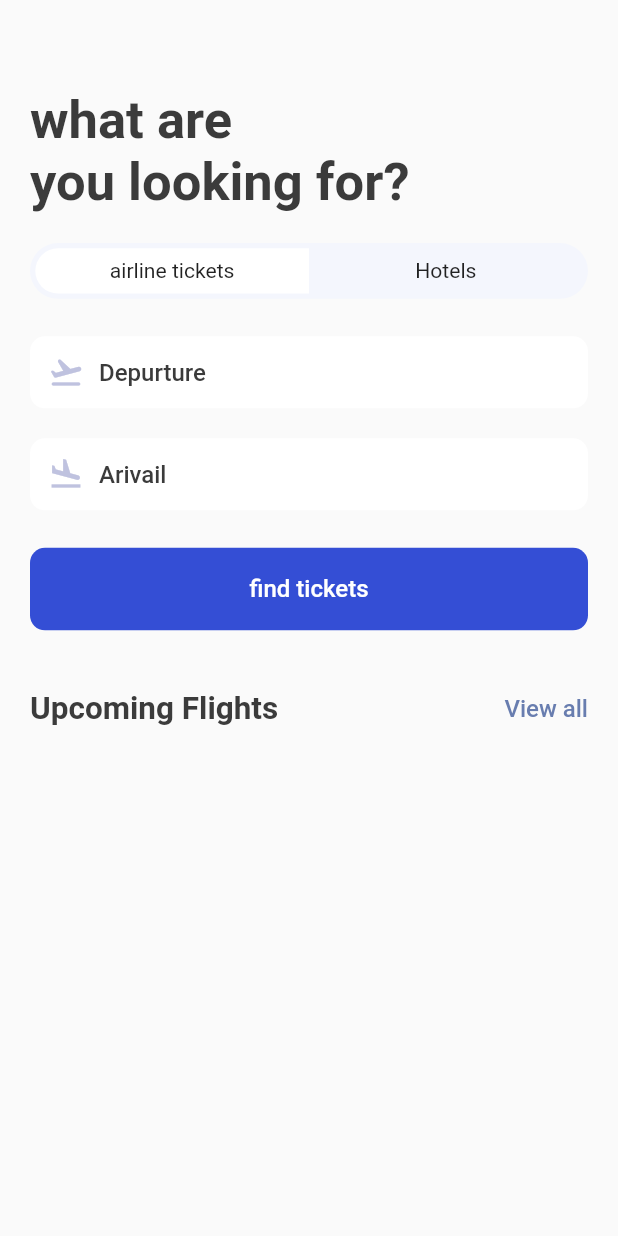
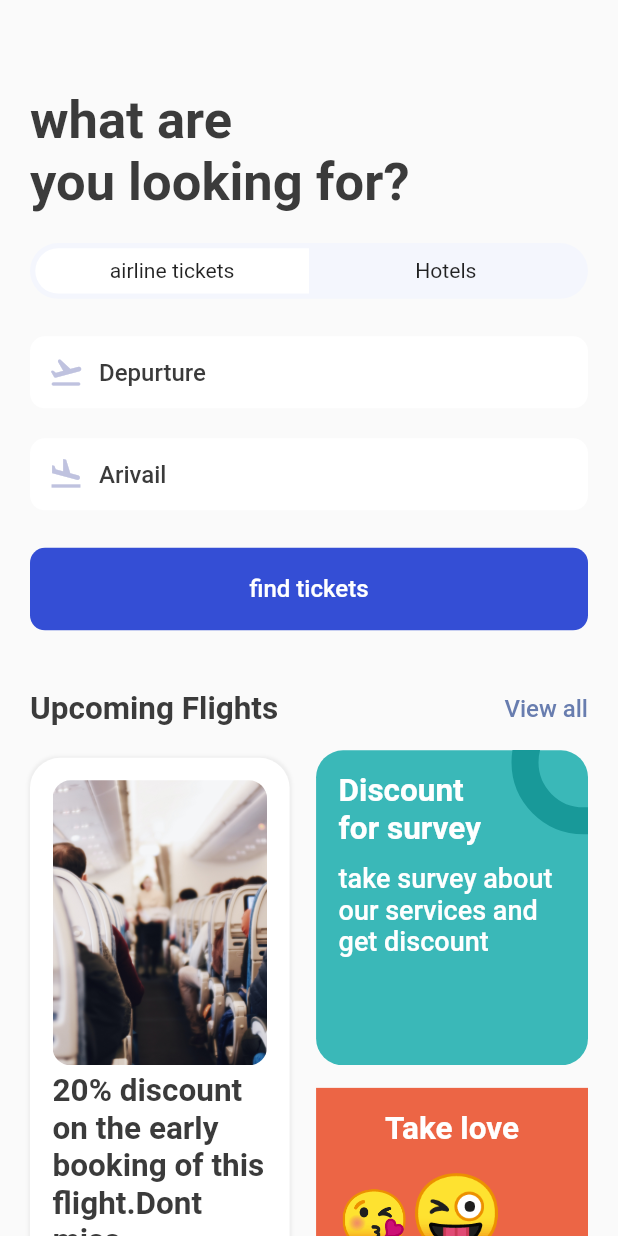
Before and after one commit to bloodscrown/ticket_app-1, a Flutter app: the SearchSceen screen opened directly, on a phone screen of 412 x 824 dp. Run offline on Flutter 3.47's test engine with Material 2 defaults, Android fonts, the phone set to English and light mode, and no system bars; our stand-ins replace fluentui_icons, gap, get.

Commit message:
search screen completed

```diff
--- a/lib/screens/search_screen.dart
+++ b/lib/screens/search_screen.dart
@@ -75,7 +75,130 @@
                 ),
               )),
           Gap(AppLayout.getHeight(40)),
-          const DoubelText(bigText: "Upcoming Flights", smallText: "View all")
+          const DoubelText(bigText: "Upcoming Flights", smallText: "View all"),
+          Gap(AppLayout.getHeight(15)),
+          Row(
+            mainAxisAlignment: MainAxisAlignment.spaceBetween,
+            children: [
+              Container(
+                padding: EdgeInsets.symmetric(
+                    horizontal: AppLayout.getWidth(15),
+                    vertical: AppLayout.getHeight(15)),
+                height: AppLayout.getHeight(425),
+                width: size.width * 0.42,
+                decoration: BoxDecoration(
+                    color: Colors.white,
+                    borderRadius:
+                        BorderRadius.circular(AppLayout.getHeight(20)),
+                    boxShadow: [
+                      BoxShadow(
+                        color: Colors.grey.shade200,
+                        blurRadius: 1,
+                        spreadRadius: 1,
+                      )
+                    ]),
+                child: Column(
+                  children: [
+                    Container(
+                      height: 190,
+                      decoration: BoxDecoration(
+                          borderRadius:
+                              BorderRadius.circular(AppLayout.getHeight(12)),
+                          image: const DecorationImage(
+                              fit: BoxFit.cover,
+                              image: AssetImage("assets/images/seats.jpg"))),
+                    ),
+                    Gap(AppLayout.getHeight(5)),
+                    Text(
+                      "20% discount on the early booking of this flight.Dont miss",
+                      style: Styles.headLinestyle2,
+                    ),
+                  ],
+                ),
+              ),
+              Column(
+                children: [
+                  Stack(
+                    children: [
+                      Container(
+                        padding: EdgeInsets.symmetric(
+                            horizontal: AppLayout.getWidth(15),
+                            vertical: AppLayout.getHeight(15)),
+                        width: size.width * 0.44,
+                        height: AppLayout.getHeight(210),
+                        decoration: BoxDecoration(
+                            color: const Color(0xFF3AB8B8),
+                            borderRadius:
+                                BorderRadius.circular(AppLayout.getHeight(18))),
+                        child: Column(
+                          crossAxisAlignment: CrossAxisAlignment.start,
+                          children: [
+                            Text(
+                              "Discount\nfor survey",
+                              style: Styles.headLinestyle2.copyWith(
+                                  color: Colors.white,
+                                  fontWeight: FontWeight.bold),
+                            ),
+                            Gap(
+                              AppLayout.getHeight(10),
+                            ),
+                            Text(
+                              "take survey about our services and get discount ",
+                              style: Styles.headLinestyle2.copyWith(
+                                  color: Colors.white,
+                                  fontWeight: FontWeight.w500,
+                                  fontSize: 18),
+                            ),
+                          ],
+                        ),
+                      ),
+                      Positioned(
+                        right: -45,
+                        top: -40,
+                        child: Container(
+                          padding: EdgeInsets.all(AppLayout.getHeight(30)),
+                          decoration: BoxDecoration(
+                              shape: BoxShape.circle,
+                              border: Border.all(
+                                  width: 18, color: const Color(0xFF189999)),
+                              color: Colors.transparent),
+                        ),
+                      )
+                    ],
+                  ),
+                  Gap(AppLayout.getHeight(15)),
+                  Container(
+                    width: size.width * .44,
+                    height: AppLayout.getHeight(210),
+                    padding: EdgeInsets.symmetric(
+                        vertical: AppLayout.getHeight(15),
+                        horizontal: AppLayout.getWidth(15)),
+                    decoration: BoxDecoration(
+                        borderRadius:
+                            BorderRadius.circular(AppLayout.getHeight(18))),
+                    color: const Color(0XFFEC6545),
+                    child: Column(
+                      children: [
+                        Text(
+                          "Take love",
+                          style: Styles.headLinestyle2.copyWith(
+                              color: Colors.white, fontWeight: FontWeight.bold),
+                          textAlign: TextAlign.center,
+                        ),
+                        Gap(AppLayout.getHeight(15)),
+                        RichText(
+                            text: const TextSpan(children: [
+                          TextSpan(text: "😘", style: TextStyle(fontSize: 38)),
+                          TextSpan(text: "😜", style: TextStyle(fontSize: 50)),
+                          TextSpan(text: "😍", style: TextStyle(fontSize: 38)),
+                        ]))
+                      ],
+                    ),
+                  )
+                ],
+              )
+            ],
+          ),
         ],
       ),
     );
--- a/lib/screens/ticket_view.dart
+++ b/lib/screens/ticket_view.dart
@@ -1,6 +1,6 @@
 import 'package:first_app/uitles/app_layout.dart';
 import 'package:first_app/uitles/app_style.dart';
-import 'package:first_app/uitles/tick_contanier.dart';
+import 'package:first_app/widgets/tick_contanier.dart';
 
 import 'package:flutter/material.dart';
 import 'package:gap/gap.dart';
@@ -13,23 +13,23 @@
   Widget build(BuildContext context) {
     final size = AppLayout.getSize(context);
     return SizedBox(
-      width: size.width * 0.97,
-      height: 200,
+      width: size.width * .97,
+      height: AppLayout.getHeight(200),
       /*
 
       this contanaier showing blue part of ticket.
 
       */
       child: Container(
-        padding: const EdgeInsets.only(right: 16),
+        padding: EdgeInsets.only(right: AppLayout.getWidth(16)),
         child: Column(
           children: [
             Container(
               decoration: BoxDecoration(
                   color: Styles.blueColor,
-                  borderRadius: const BorderRadius.only(
-                      topLeft: Radius.circular(21),
-                      topRight: Radius.circular(21))),
+                  borderRadius: BorderRadius.only(
+                      topLeft: Radius.circular(AppLayout.getHeight(21)),
+                      topRight: Radius.circular(AppLayout.getHeight(21)))),
               padding: const EdgeInsets.all(16),
               child: Column(
                 children: [
@@ -114,7 +114,7 @@
                         width: 100,
                         child: Text(
                           ticket["flying_time"],
-                          // textAlign: TextAlign.center,
+                          textAlign: TextAlign.center,
                           style: Styles.headLinestyle4
                               .copyWith(color: Colors.white),
                         ),
```
Also changed, not shown: assets/images/seats.jpg (added), lib/widgets/tick_contanier.dart (renamed from lib/uitles/tick_contanier.dart).
